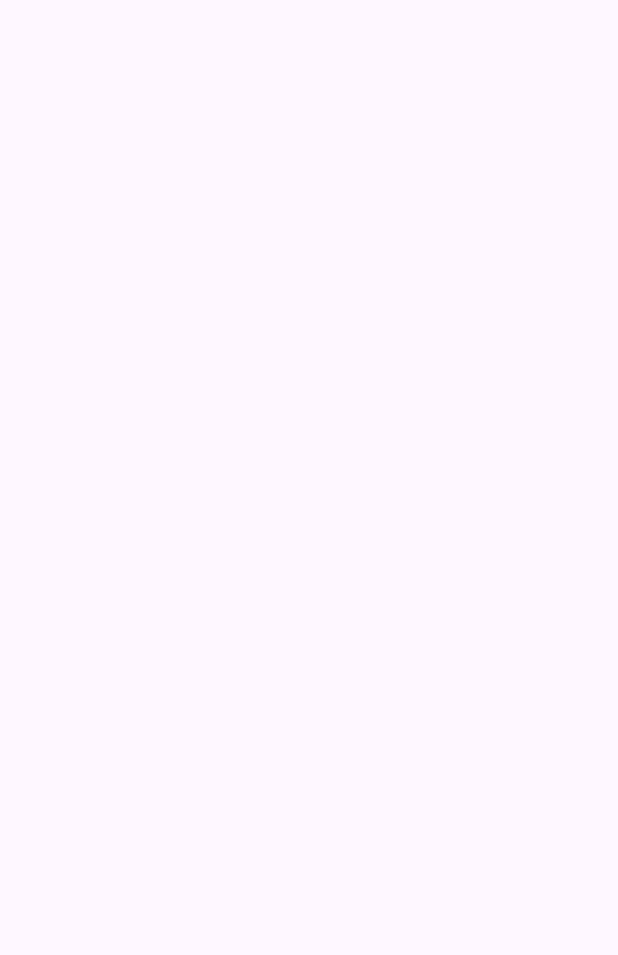
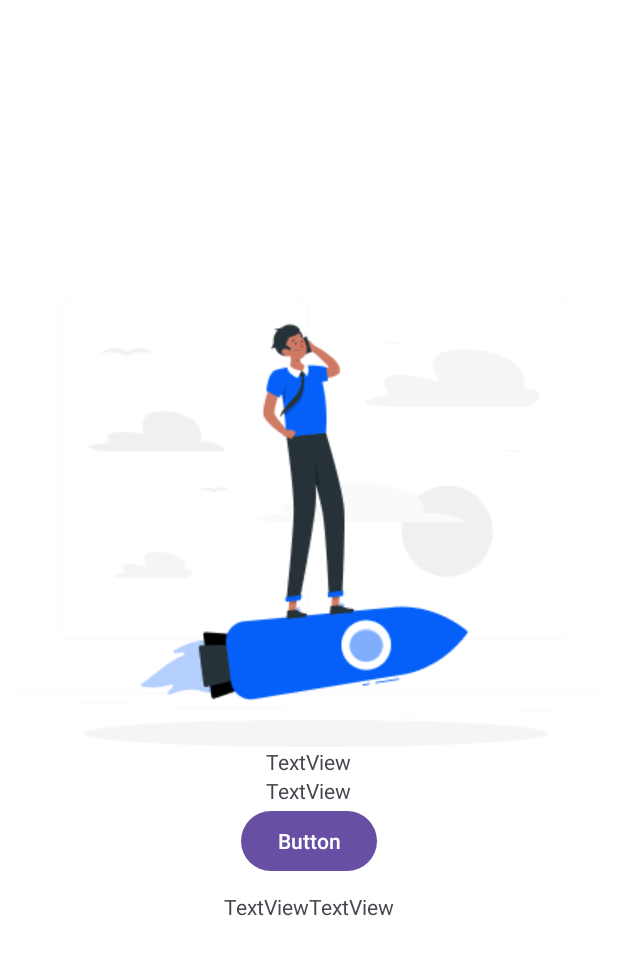
Before and after one commit to redforin/practis, an Android app: the FourActivity screen opened directly, with no data from a screen before it, on a phone screen of 412 x 824 dp. Before the commit the part shown is empty. Shown: the top 955 px of the screen. Run offline under Robolectric (Android 15) with nearby library versions, the phone set to English and light mode, and no system bars.

Commit message:
practice day 3

```diff
--- a/app/src/main/res/layout/activity_four.xml
+++ b/app/src/main/res/layout/activity_four.xml
@@ -4,6 +4,58 @@
     xmlns:tools="http://schemas.android.com/tools"
     android:layout_width="match_parent"
     android:layout_height="match_parent"
+    android:background="@color/white"
     tools:context=".FourActivity">
 
+    <LinearLayout
+        android:layout_width="match_parent"
+        android:layout_height="match_parent"
+        android:orientation="vertical"
+        android:gravity="center">
+
+        <ImageView
+            android:id="@+id/imageView4"
+            android:layout_width="wrap_content"
+            android:layout_height="wrap_content"
+            app:srcCompat="@drawable/rafikit" />
+
+        <TextView
+            android:id="@+id/textView5"
+            android:layout_width="wrap_content"
+            android:layout_height="wrap_content"
+            android:text="TextView" />
+
+        <TextView
+            android:id="@+id/textView6"
+            android:layout_width="wrap_content"
+            android:layout_height="wrap_content"
+            android:text="TextView" />
+
+        <Button
+            android:id="@+id/button5"
+            android:layout_width="wrap_content"
+            android:layout_height="wrap_content"
+            android:text="Button" />
+
+        <LinearLayout
+            android:layout_width="match_parent"
+            android:layout_height="39dp"
+            android:gravity="center"
+            android:orientation="horizontal">
+
+            <TextView
+                android:id="@+id/textView9"
+                android:layout_width="wrap_content"
+                android:layout_height="wrap_content"
+                android:text="TextView" />
+
+            <TextView
+                android:id="@+id/textView10"
+                android:layout_width="wrap_content"
+                android:layout_height="wrap_content"
+                android:text="TextView" />
+        </LinearLayout>
+
+    </LinearLayout>
+
 </androidx.constraintlayout.widget.ConstraintLayout>
```
Also changed, not shown: app/src/main/res/drawable/rafikit.png (added).
